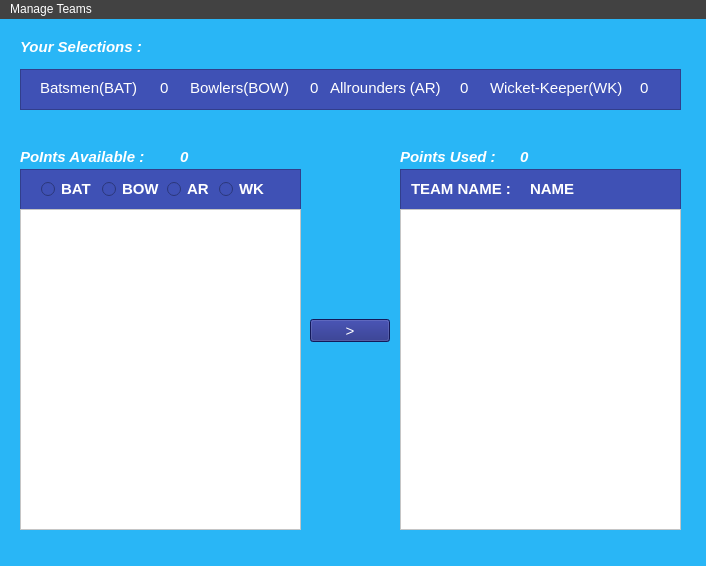
Above: layout.ui from SaravananOffl/Fantasy_Cricket before the change. Below: the same form after it.
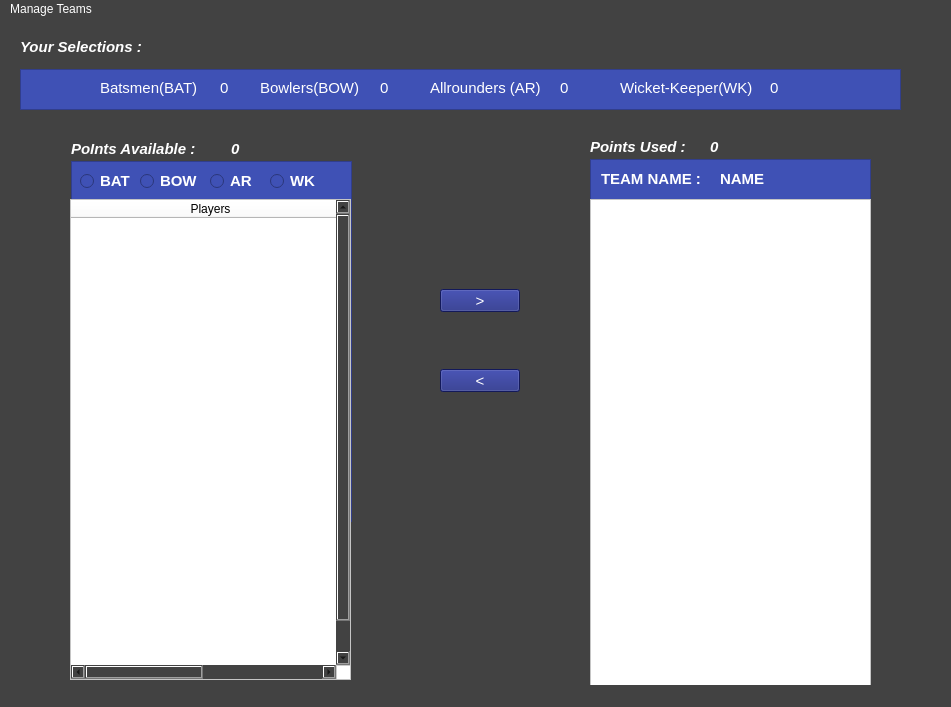
That is the form after the change.

Commit message: Players database and Visualisation completed

```diff
--- a/layout.ui
+++ b/layout.ui
@@ -6,16 +6,21 @@
             <rect>
                 <x>0</x>
                 <y>0</y>
-                <width>706</width>
-                <height>566</height>
-            </rect>
-        </property>
+    <width>951</width>
+    <height>707</height>
+   </rect>
+  </property>
+  <property name="font">
+   <font>
+    <pointsize>10</pointsize>
+   </font>
+  </property>
         <property name="windowTitle">
             <string>MainWindow</string>
         </property>
         <property name="styleSheet">
             <string notr="true">background-color: rgb(239, 83, 80);
-                background-color: rgb(41, 182, 246);
+                        background-color: rgb(66,66,66);
             </string>
         </property>
         <widget class="QWidget" name="centralwidget">
@@ -48,7 +53,7 @@
                     <rect>
                         <x>20</x>
                         <y>50</y>
-                        <width>661</width>
+      <width>881</width>
                         <height>41</height>
                     </rect>
                 </property>
@@ -64,7 +69,7 @@
             <widget class="QLabel" name="label_2">
                 <property name="geometry">
                     <rect>
-                        <x>40</x>
+      <x>100</x>
                         <y>60</y>
                         <width>112</width>
                         <height>18</height>
@@ -87,7 +92,7 @@
             <widget class="QLabel" name="label_3">
                 <property name="geometry">
                     <rect>
-                        <x>190</x>
+      <x>260</x>
                         <y>60</y>
                         <width>113</width>
                         <height>18</height>
@@ -110,7 +115,7 @@
             <widget class="QLabel" name="label_5">
                 <property name="geometry">
                     <rect>
-                        <x>490</x>
+      <x>620</x>
                         <y>60</y>
                         <width>150</width>
                         <height>18</height>
@@ -133,7 +138,7 @@
             <widget class="QLabel" name="label_4">
                 <property name="geometry">
                     <rect>
-                        <x>330</x>
+      <x>430</x>
                         <y>60</y>
                         <width>123</width>
                         <height>18</height>
@@ -156,8 +161,8 @@
             <widget class="QListView" name="db_list">
                 <property name="geometry">
                     <rect>
-                        <x>20</x>
-                        <y>150</y>
+      <x>71</x>
+      <y>142</y>
                         <width>281</width>
                         <height>361</height>
                     </rect>
@@ -177,8 +182,8 @@
             <widget class="QListView" name="listView_2">
                 <property name="geometry">
                     <rect>
-                        <x>400</x>
-                        <y>150</y>
+      <x>590</x>
+      <y>140</y>
                         <width>281</width>
                         <height>361</height>
                     </rect>
@@ -197,8 +202,8 @@
             <widget class="QPushButton" name="move_btn">
                 <property name="geometry">
                     <rect>
-                        <x>310</x>
-                        <y>300</y>
+      <x>440</x>
+      <y>270</y>
                         <width>80</width>
                         <height>23</height>
                     </rect>
@@ -221,8 +226,8 @@
             <widget class="QLabel" name="label_6">
                 <property name="geometry">
                     <rect>
-                        <x>20</x>
-                        <y>130</y>
+      <x>71</x>
+      <y>122</y>
                         <width>151</width>
                         <height>16</height>
                     </rect>
@@ -245,8 +250,8 @@
             <widget class="QLabel" name="label_7">
                 <property name="geometry">
                     <rect>
-                        <x>400</x>
-                        <y>130</y>
+      <x>590</x>
+      <y>120</y>
                         <width>111</width>
                         <height>16</height>
                     </rect>
@@ -269,8 +274,8 @@
             <widget class="QRadioButton" name="bow_radio">
                 <property name="geometry">
                     <rect>
-                        <x>102</x>
-                        <y>158</y>
+      <x>140</x>
+      <y>150</y>
                         <width>59</width>
                         <height>24</height>
                     </rect>
@@ -294,8 +299,8 @@
             <widget class="QRadioButton" name="ar_radio">
                 <property name="geometry">
                     <rect>
-                        <x>167</x>
-                        <y>158</y>
+      <x>210</x>
+      <y>150</y>
                         <width>46</width>
                         <height>24</height>
                     </rect>
@@ -319,8 +324,8 @@
             <widget class="QRadioButton" name="wk_radio">
                 <property name="geometry">
                     <rect>
-                        <x>219</x>
-                        <y>158</y>
+      <x>270</x>
+      <y>150</y>
                         <width>51</width>
                         <height>24</height>
                     </rect>
@@ -341,31 +346,13 @@
                     <string>WK</string>
                 </property>
             </widget>
-            <widget class="QListView" name="listView_3">
-                <property name="geometry">
-                    <rect>
-                        <x>20</x>
-                        <y>190</y>
-                        <width>281</width>
-                        <height>321</height>
-                    </rect>
-                </property>
-                <property name="font">
-                    <font>
-                        <pointsize>11</pointsize>
-                    </font>
-                </property>
-                <property name="styleSheet">
-                    <string notr="true">background-color: rgb(255, 255, 255);</string>
-                </property>
-            </widget>
             <widget class="QListView" name="team_list">
                 <property name="geometry">
                     <rect>
-                        <x>400</x>
-                        <y>190</y>
+      <x>590</x>
+      <y>180</y>
                         <width>281</width>
-                        <height>321</height>
+      <height>501</height>
                     </rect>
                 </property>
                 <property name="font">
@@ -382,8 +369,8 @@
             <widget class="QLabel" name="label_8">
                 <property name="geometry">
                     <rect>
-                        <x>411</x>
-                        <y>161</y>
+      <x>601</x>
+      <y>151</y>
                         <width>113</width>
                         <height>18</height>
                     </rect>
@@ -407,7 +394,7 @@
             <widget class="QLabel" name="no_bat">
                 <property name="geometry">
                     <rect>
-                        <x>160</x>
+      <x>220</x>
                         <y>60</y>
                         <width>16</width>
                         <height>18</height>
@@ -430,8 +417,8 @@
             <widget class="QRadioButton" name="bat_radio">
                 <property name="geometry">
                     <rect>
-                        <x>41</x>
-                        <y>158</y>
+      <x>80</x>
+      <y>150</y>
                         <width>55</width>
                         <height>24</height>
                     </rect>
@@ -473,7 +460,7 @@
             <widget class="QLabel" name="no_ar">
                 <property name="geometry">
                     <rect>
-                        <x>460</x>
+      <x>560</x>
                         <y>60</y>
                         <width>16</width>
                         <height>18</height>
@@ -496,7 +483,7 @@
             <widget class="QLabel" name="no_bow">
                 <property name="geometry">
                     <rect>
-                        <x>310</x>
+      <x>380</x>
                         <y>60</y>
                         <width>16</width>
                         <height>18</height>
@@ -519,7 +506,7 @@
             <widget class="QLabel" name="no_wk">
                 <property name="geometry">
                     <rect>
-                        <x>640</x>
+      <x>770</x>
                         <y>60</y>
                         <width>16</width>
                         <height>18</height>
@@ -542,8 +529,8 @@
             <widget class="QLabel" name="team_name">
                 <property name="geometry">
                     <rect>
-                        <x>530</x>
-                        <y>161</y>
+      <x>720</x>
+      <y>151</y>
                         <width>50</width>
                         <height>18</height>
                     </rect>
@@ -567,8 +554,8 @@
             <widget class="QLabel" name="points_used">
                 <property name="geometry">
                     <rect>
-                        <x>520</x>
-                        <y>130</y>
+      <x>710</x>
+      <y>120</y>
                         <width>121</width>
                         <height>16</height>
                     </rect>
@@ -591,8 +578,8 @@
             <widget class="QLabel" name="points_available">
                 <property name="geometry">
                     <rect>
-                        <x>180</x>
-                        <y>130</y>
+      <x>231</x>
+      <y>122</y>
                         <width>151</width>
                         <height>16</height>
                     </rect>
@@ -612,13 +599,142 @@
                     <string>0</string>
                 </property>
             </widget>
+   <widget class="QTableWidget" name="tableWidget">
+    <property name="geometry">
+     <rect>
+      <x>70</x>
+      <y>180</y>
+      <width>281</width>
+      <height>481</height>
+     </rect>
+    </property>
+    <property name="font">
+     <font>
+      <pointsize>12</pointsize>
+      <weight>50</weight>
+      <bold>false</bold>
+     </font>
+    </property>
+    <property name="autoFillBackground">
+     <bool>false</bool>
+    </property>
+    <property name="styleSheet">
+     <string notr="true">background-color: rgb(255, 255, 255);
+border-bottom-color: rgb(255, 255, 255);</string>
+    </property>
+    <property name="inputMethodHints">
+     <set>Qt::ImhNone</set>
+    </property>
+    <property name="autoScroll">
+     <bool>true</bool>
+    </property>
+    <property name="editTriggers">
+     <set>QAbstractItemView::NoEditTriggers</set>
+    </property>
+    <property name="alternatingRowColors">
+     <bool>false</bool>
+    </property>
+    <property name="selectionMode">
+     <enum>QAbstractItemView::SingleSelection</enum>
+    </property>
+    <property name="showGrid">
+     <bool>false</bool>
+    </property>
+    <property name="gridStyle">
+     <enum>Qt::DashLine</enum>
+    </property>
+    <property name="wordWrap">
+     <bool>true</bool>
+    </property>
+    <property name="cornerButtonEnabled">
+     <bool>false</bool>
+    </property>
+    <property name="rowCount">
+     <number>15</number>
+    </property>
+    <property name="columnCount">
+     <number>2</number>
+    </property>
+    <attribute name="horizontalHeaderVisible">
+     <bool>true</bool>
+    </attribute>
+    <attribute name="horizontalHeaderDefaultSectionSize">
+     <number>279</number>
+    </attribute>
+    <attribute name="horizontalHeaderHighlightSections">
+     <bool>false</bool>
+    </attribute>
+    <attribute name="verticalHeaderVisible">
+     <bool>false</bool>
+    </attribute>
+    <row/>
+    <row/>
+    <row/>
+    <row/>
+    <row/>
+    <row/>
+    <row/>
+    <row/>
+    <row/>
+    <row/>
+    <row/>
+    <row/>
+    <row/>
+    <row/>
+    <row/>
+    <column>
+     <property name="text">
+      <string>Players</string>
+     </property>
+    </column>
+    <column/>
+    <item row="0" column="0">
+     <property name="text">
+      <string/>
+     </property>
+    </item>
+    <item row="1" column="0">
+     <property name="font">
+      <font>
+       <pointsize>11</pointsize>
+      </font>
+     </property>
+     <property name="textAlignment">
+      <set>AlignCenter</set>
+     </property>
+    </item>
+   </widget>
+   <widget class="QPushButton" name="move_btn_2">
+    <property name="geometry">
+     <rect>
+      <x>440</x>
+      <y>350</y>
+      <width>80</width>
+      <height>23</height>
+     </rect>
+    </property>
+    <property name="font">
+     <font>
+      <pointsize>11</pointsize>
+     </font>
+    </property>
+    <property name="styleSheet">
+     <string notr="true">color: rgb(255, 255, 255);
+                        background-color: rgb(26, 35, 126);
+                        border-color: rgb(255, 255, 255);
+                    </string>
+    </property>
+    <property name="text">
+     <string>&lt;</string>
+    </property>
+   </widget>
         </widget>
         <widget class="QMenuBar" name="menubar">
             <property name="geometry">
                 <rect>
                     <x>0</x>
                     <y>0</y>
-                    <width>706</width>
+     <width>951</width>
                     <height>20</height>
                 </rect>
             </property>
```
Lines whose indentation alone changed are shown as unchanged. The commit also changes 4 other files.
